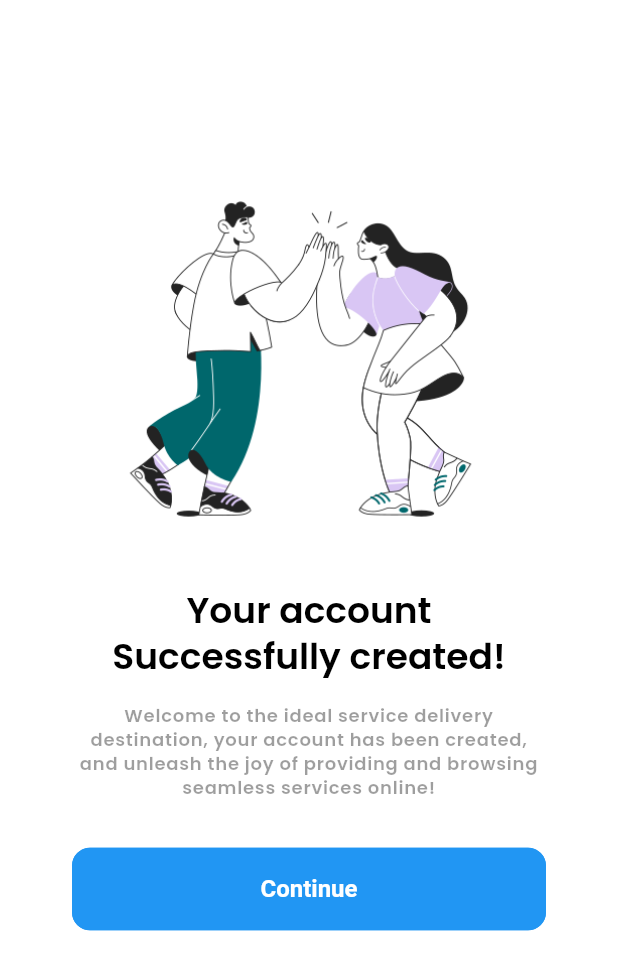
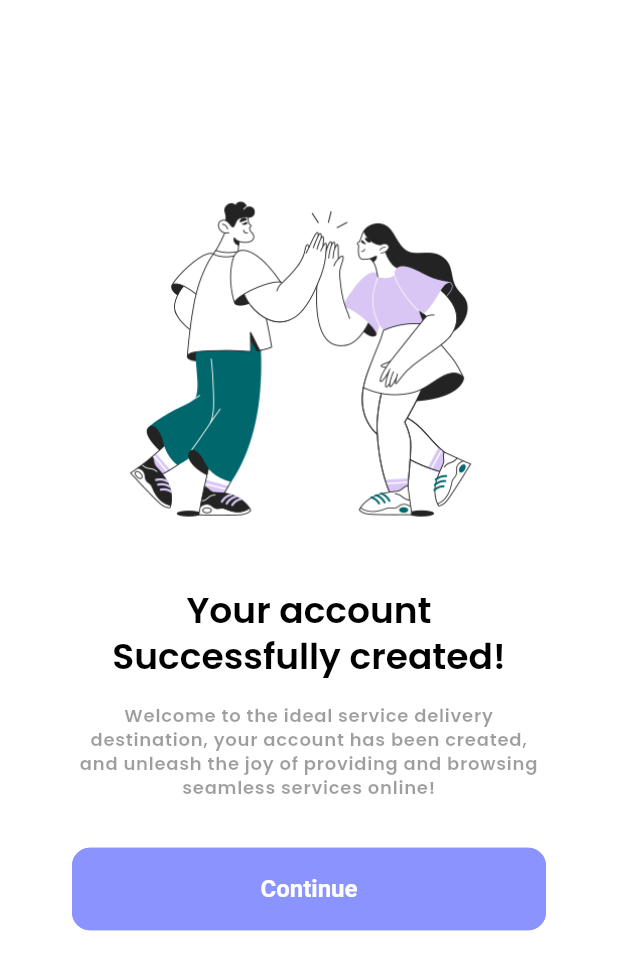
Before and after one commit to bahaaeshnena/servy_app_v2, a Flutter app: the SuccessScreen screen opened directly, on a phone screen of 412 x 824 dp. Shown: the top 970 px of the screen. Run offline on Flutter 3.47's test engine with Material 3 defaults, Android fonts, the phone set to English and light mode, and no system bars; our stand-ins replace get, iconsax, smooth_page_indicator; project files that could hold a hidden picture were left out.

Commit message:
finish ForgetPassword and edit Color Primary

```diff
--- a/lib/src/features/authentication/screens/login/widgets/login_form.dart
+++ b/lib/src/features/authentication/screens/login/widgets/login_form.dart
@@ -1,6 +1,7 @@
 import 'package:flutter/material.dart';
 import 'package:get/get.dart';
 import 'package:iconsax/iconsax.dart';
+import 'package:servy_app/src/features/authentication/screens/password_configuration/forget_password.dart';
 import 'package:servy_app/src/features/authentication/screens/signup/signup.dart';
 import 'package:servy_app/src/utils/constants/sizes.dart';
 import 'package:servy_app/src/utils/constants/texts.dart';
@@ -41,7 +42,8 @@ class LoginForm extends StatelessWidget {
                   ],
                 ),
                 TextButton(
-                    onPressed: () {}, child: const Text(TText.forgetPassword))
+                    onPressed: () => Get.to(() => const ForgetPassword()),
+                    child: const Text(TText.forgetPassword))
               ],
             ),
             const SizedBox(height: TSizes.spaceBtwSections),
--- a/lib/src/utils/constants/colors.dart
+++ b/lib/src/utils/constants/colors.dart
@@ -4,7 +4,7 @@ class TColors {
   TColors._();
 
 //--App Basic Colors
-  static const Color primaryColor = Color(0xFF4868FF);
+  static const Color primaryColor = Color(0xff8B93FF);
   static const Color secondry = Color(0xFFFFE24B);
   static const Color accent = Color(0xFFb0c7ff);
 
--- a/lib/src/utils/constants/texts.dart
+++ b/lib/src/utils/constants/texts.dart
@@ -37,6 +37,8 @@ class TText {
   static const String tContinue = "Continue";
   static const String resendEmail = "Resend Email";
   static const String resendEmailIn = "Resend email in";
+  static const String submit = "Submit";
+  static const String done = "Done";
 
   //--Authentication Headings Text
   static const String loginTitle = "Welcom back";
--- a/lib/src/utils/theme/custom_themes/checkbox_theme.dart
+++ b/lib/src/utils/theme/custom_themes/checkbox_theme.dart
@@ -16,7 +16,7 @@ class TCheckBoxTheme {
     }),
     fillColor: MaterialStateProperty.resolveWith((states) {
       if (states.contains(MaterialState.selected)) {
-        return Colors.blue;
+        return const Color(0xff8B93FF);
       } else {
         return Colors.transparent;
       }
@@ -36,7 +36,7 @@ class TCheckBoxTheme {
     }),
     fillColor: MaterialStateProperty.resolveWith((states) {
       if (states.contains(MaterialState.selected)) {
-        return Colors.blue;
+        return const Color(0xff8B93FF);
       } else {
         return Colors.transparent;
       }
--- a/lib/src/utils/theme/custom_themes/chip_theme.dart
+++ b/lib/src/utils/theme/custom_themes/chip_theme.dart
@@ -8,7 +8,7 @@ class TChipTheme {
   static ChipThemeData lightChipTheme = ChipThemeData(
     disabledColor: Colors.grey.withOpacity(0.4),
     labelStyle: const TextStyle(color: Colors.black),
-    selectedColor: Colors.blue,
+    selectedColor: const Color(0xff8B93FF),
     padding: const EdgeInsets.symmetric(horizontal: 12.0, vertical: 12),
     checkmarkColor: Colors.white,
   );
@@ -18,7 +18,7 @@ class TChipTheme {
   static ChipThemeData darkChipTheme = const ChipThemeData(
     disabledColor: Colors.grey,
     labelStyle: TextStyle(color: Colors.white),
-    selectedColor: Colors.blue,
+    selectedColor: Color(0xff8B93FF),
     padding: EdgeInsets.symmetric(horizontal: 12.0, vertical: 12),
     checkmarkColor: Colors.white,
   );
--- a/lib/src/utils/theme/custom_themes/elevated_button_theme.dart
+++ b/lib/src/utils/theme/custom_themes/elevated_button_theme.dart
@@ -9,10 +9,11 @@ class TElevatedButtonTheme {
       style: ElevatedButton.styleFrom(
           elevation: 0,
           foregroundColor: Colors.white,
-          backgroundColor: Colors.blue,
+          // backgroundColor: Colors.blue,
+          backgroundColor: const Color(0xff8B93FF),
           disabledBackgroundColor: Colors.grey,
           disabledForegroundColor: Colors.grey,
-          side: const BorderSide(color: Colors.blue),
+          side: const BorderSide(color: Color(0xff8B93FF)),
           padding: const EdgeInsets.symmetric(vertical: 18),
           textStyle: const TextStyle(
               fontSize: 16, color: Colors.white, fontWeight: FontWeight.w600),
@@ -25,10 +26,10 @@ class TElevatedButtonTheme {
       style: ElevatedButton.styleFrom(
           elevation: 0,
           foregroundColor: Colors.white,
-          backgroundColor: Colors.blue,
+          backgroundColor: const Color(0xff8B93FF),
           disabledBackgroundColor: Colors.grey,
           disabledForegroundColor: Colors.grey,
-          side: const BorderSide(color: Colors.blue),
+          side: const BorderSide(color: Color(0xff8B93FF)),
           padding: const EdgeInsets.symmetric(vertical: 18),
           textStyle: const TextStyle(
               fontSize: 16, color: Colors.white, fontWeight: FontWeight.w600),
--- a/lib/src/utils/theme/custom_themes/outlined_button.dart
+++ b/lib/src/utils/theme/custom_themes/outlined_button.dart
@@ -9,7 +9,7 @@ class TOutlinedButtonTheme {
       style: OutlinedButton.styleFrom(
     elevation: 0,
     foregroundColor: Colors.black,
-    side: const BorderSide(color: Colors.blue),
+    side: const BorderSide(color: Color(0xff8B93FF)),
     textStyle: const TextStyle(
         fontSize: 16, color: Colors.black, fontWeight: FontWeight.w600),
     padding: const EdgeInsets.symmetric(vertical: 16, horizontal: 20),
@@ -24,7 +24,7 @@ class TOutlinedButtonTheme {
       style: OutlinedButton.styleFrom(
     elevation: 0,
     foregroundColor: Colors.white,
-    side: const BorderSide(color: Colors.blue),
+    side: const BorderSide(color: Color(0xff8B93FF)),
     textStyle: const TextStyle(
         fontSize: 16, color: Colors.white, fontWeight: FontWeight.w600),
     padding: const EdgeInsets.symmetric(vertical: 16, horizontal: 20),
--- a/lib/src/utils/theme/theme.dart
+++ b/lib/src/utils/theme/theme.dart
@@ -15,7 +15,7 @@ class TAppTheme {
     useMaterial3: true,
     fontFamily: 'Poppins',
     brightness: Brightness.light,
-    primaryColor: Colors.blue,
+    primaryColor: const Color(0xff8B93FF),
     textTheme: TTextTheme.lightTextTheme,
     chipTheme: TChipTheme.lightChipTheme,
     scaffoldBackgroundColor: Colors.white,
@@ -30,7 +30,7 @@ class TAppTheme {
     useMaterial3: true,
     fontFamily: 'Poppins',
     brightness: Brightness.dark,
-    primaryColor: Colors.blue,
+    primaryColor: const Color(0xff8B93FF),
     textTheme: TTextTheme.darkTextTheme,
     chipTheme: TChipTheme.darkChipTheme,
     scaffoldBackgroundColor: Colors.black,
```
Also changed, not shown: lib/src/features/authentication/screens/password_configuration/forget_password.dart (added, +50 -0 lines), lib/src/features/authentication/screens/password_configuration/reset_password.dart (added, +71 -0 lines).
